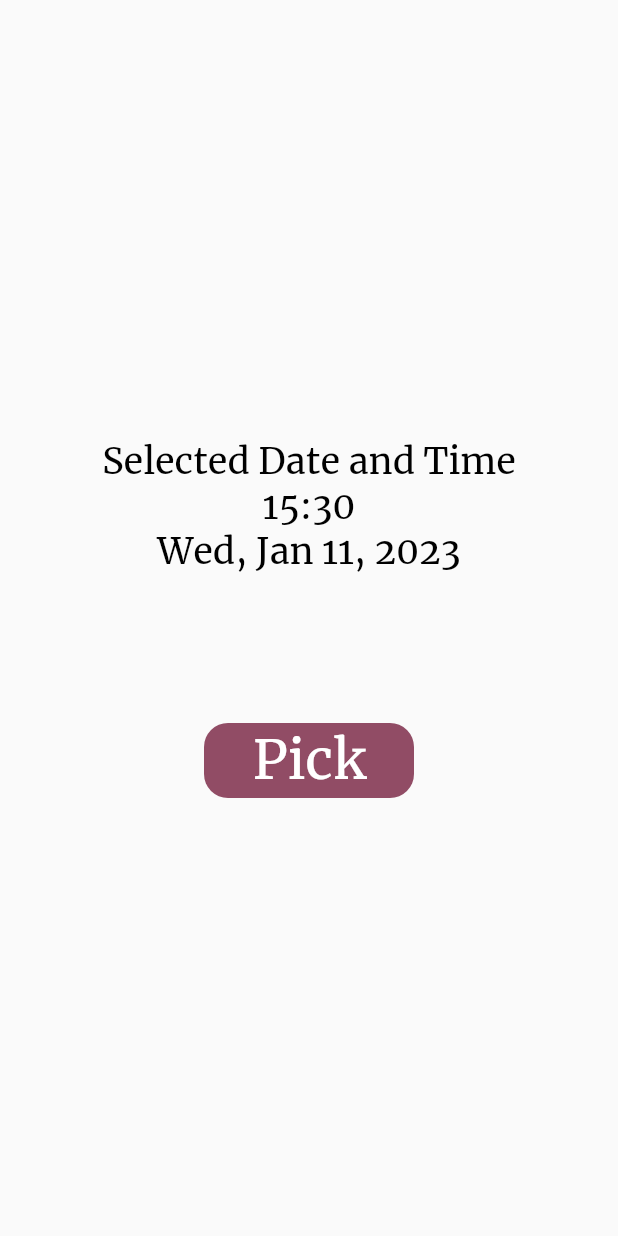
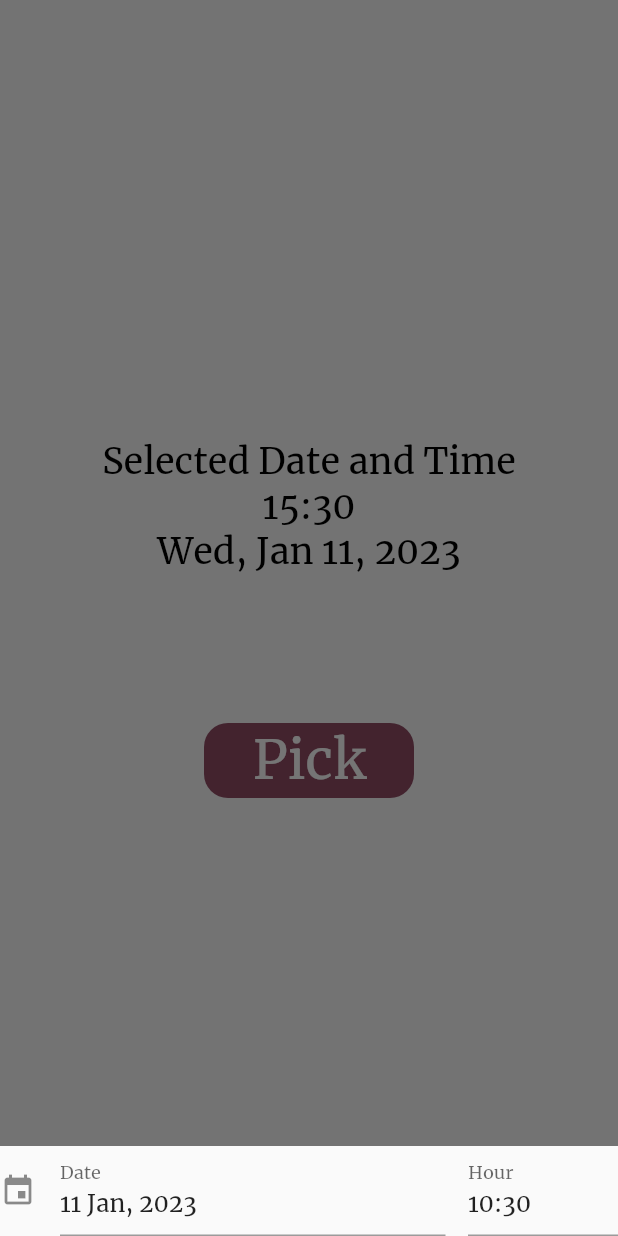
Before and after one commit to resulcay/scheduler, a Flutter app: the DateTimeSelection widget shown alone on an empty page, opened directly, after a tap on "Pick", on a phone screen of 412 x 824 dp. Run offline on Flutter 3.47's test engine with Material 2 defaults, Android fonts, the phone set to English and light mode, and no system bars; drawn by our look-alikes of date_time_picker; our stand-ins replace flutter_colorpicker, flutter_local_notifications, flutter_svg, hive, hive_flutter, quickalert and 2 more; missing offline and left inert: rect_getter; accounts and stored records are empty.

Commit message:
material date time picker added

```diff
--- a/lib/components/date_time_selection.dart
+++ b/lib/components/date_time_selection.dart
@@ -1,8 +1,9 @@
+import 'package:date_time_picker/date_time_picker.dart';
 import 'package:flutter/material.dart';
-import 'package:flutter_datetime_picker/flutter_datetime_picker.dart';
 import 'package:intl/intl.dart';
 import 'package:provider/provider.dart';
 import 'package:quickalert/quickalert.dart';
+
 import '../constants/constant_colors.dart';
 import '../constants/constant_texts.dart';
 import '../providers/date_time_provider.dart';
@@ -23,6 +24,7 @@ class _DateTimeSelectionState extends State<DateTimeSelection> {
   void initState() {
     // dismiss keyboard after search in case of active.
     FocusManager.instance.primaryFocus?.unfocus();
+    Intl.defaultLocale = 'en_US';
     notificationApi = NotificationApi(context: context);
     notificationApi.initApi();
     initializeDateFormatting();
@@ -112,21 +114,38 @@ class _DateTimeSelectionState extends State<DateTimeSelection> {
 }
 
 selectDateTime(BuildContext context) {
-  DatePicker.showDateTimePicker(
-    locale: LocaleType.en,
-    context,
-    onConfirm: (time) {
-      if (time.isBefore(DateTime.now())) {
+  showModalBottomSheet(
+    context: context,
+    builder: (context) {
+      return DateTimePicker(
+        locale: const Locale('en', 'US'),
+        type: DateTimePickerType.dateTimeSeparate,
+        dateMask: 'd MMM, yyyy',
+        initialValue: DateTime.now().toString(),
+        firstDate: DateTime(2000),
+        lastDate: DateTime(2100),
+        icon: const Icon(Icons.event),
+        dateLabelText: 'Date',
+        timeLabelText: 'Hour',
+        onChanged: (value) {
+          DateTime date = DateTime.parse(value);
+          if (date.isBefore(DateTime.now())) {
             QuickAlert.show(
+                onConfirmBtnTap: () {
+                  Navigator.pop(context);
+                },
                 context: context,
                 type: QuickAlertType.error,
-            title: 'Error',
-            text: 'Date or time must be before now!');
+                title: 'Invalid Date or Time',
+                text: 'Date or Time must be before current!');
           } else {
             Provider.of<DateTimeProvider>(context, listen: false)
-            .changeTimeRange(time);
+                .changeTimeRange(date);
 
             QuickAlert.show(
+                onConfirmBtnTap: () {
+                  Navigator.pop(context);
+                },
                 context: context,
                 type: QuickAlertType.success,
                 title: 'Success',
@@ -134,4 +153,6 @@ selectDateTime(BuildContext context) {
           }
         },
       );
+    },
+  );
 }
--- a/pubspec.yaml
+++ b/pubspec.yaml
@@ -39,13 +39,14 @@ dependencies:
   timezone: ^0.9.0
   rxdart: ^0.27.7
   intl: ^0.17.0
-  flutter_datetime_picker: ^1.5.1
   quickalert: ^1.0.1
   flutter_colorpicker: ^1.0.3
   stacked_card_carousel: ^0.0.4
   flutter_svg: ^1.1.6
   rect_getter: ^1.1.0
-  flutter_cupertino_datetime_picker: ^3.0.0
+  date_time_picker: ^2.1.0
+  flutter_localization: ^0.1.9
+
 
 
   # The following adds the Cupertino Icons font to your application.
```
Also changed, not shown: lib/main.dart (+10 -0 lines), lib/view_model/home_view_model.dart (+2 -6 lines), pubspec.lock. Lines whose indentation alone changed are shown as unchanged.
